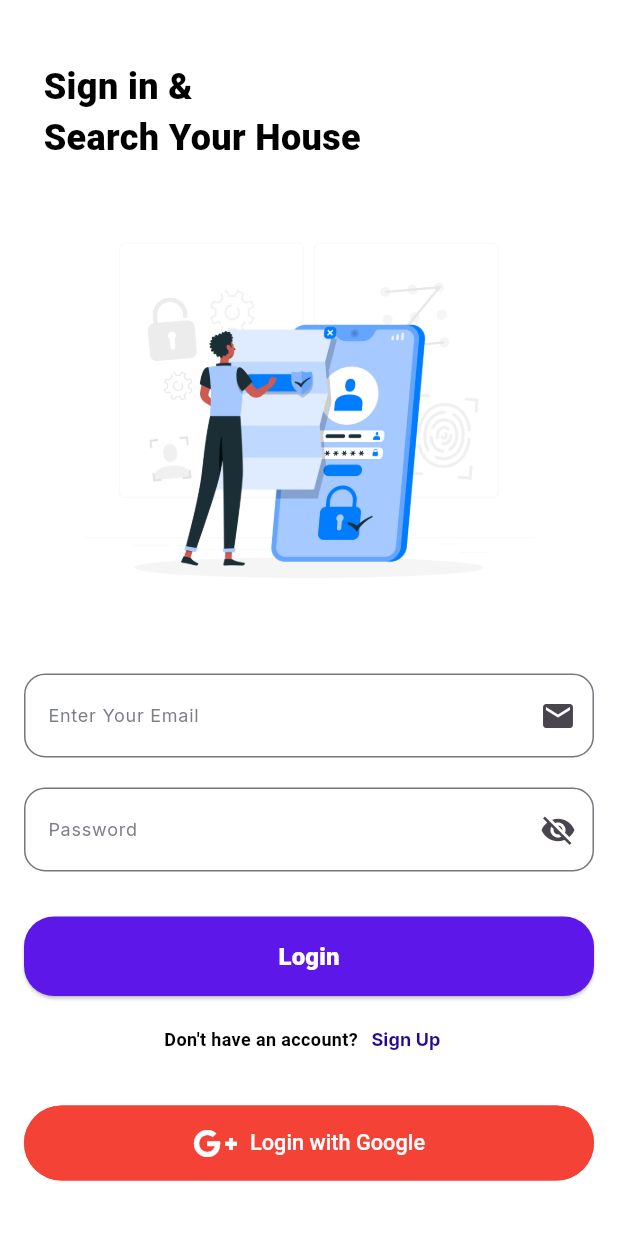
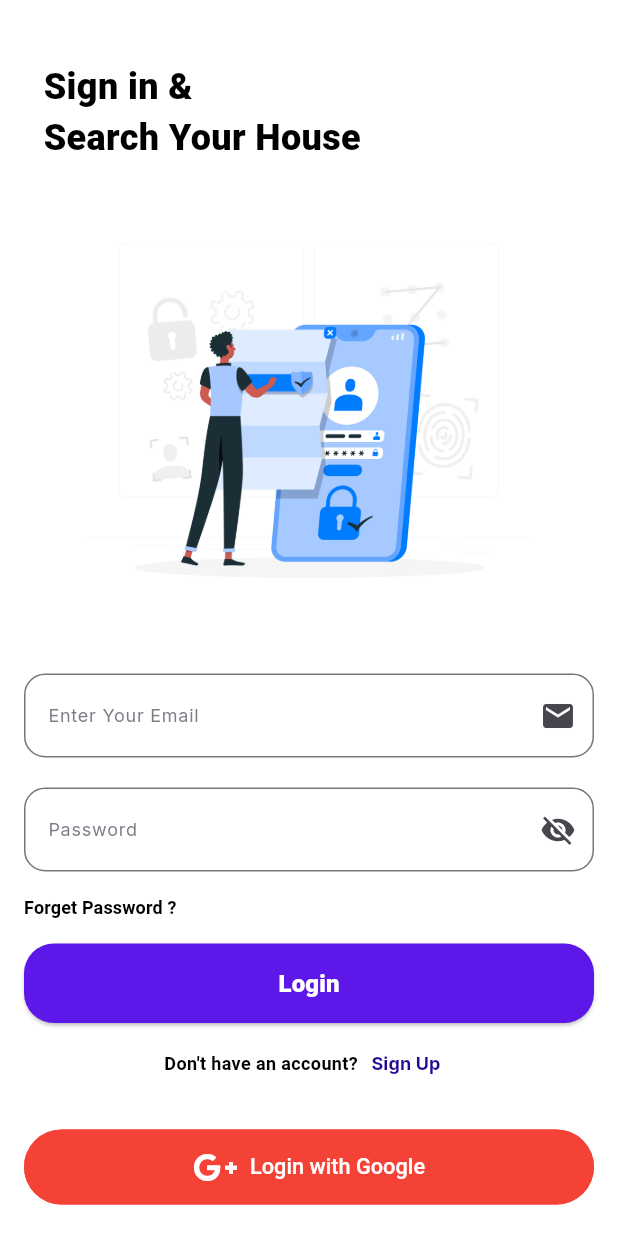
Before and after one commit to Mikoofficial404/project-house, a Flutter app: the LoginPage screen opened by its route, on a phone screen of 412 x 824 dp. Run offline on Flutter 3.47's test engine with Material 3 defaults, Android fonts, the light colour scheme and no system bars; drawn by our look-alikes of getwidget; our stand-ins replace another_carousel_pro, cloud_firestore, firebase_auth, firebase_core, flutter_map, flutter_svg and 6 more; missing offline and left inert: flutter_tawkto; accounts and stored records are empty; generated files the repository leaves out were written again; Roboto replaces fonts that are missing (SFPro).

Commit message:
add forget Password

```diff
--- a/lib/ui/pages/login_page.dart
+++ b/lib/ui/pages/login_page.dart
@@ -4,9 +4,10 @@ import 'package:font_awesome_flutter/font_awesome_flutter.dart';
 import 'package:getwidget/getwidget.dart';
 import 'package:project_house/shared/theme.dart';
 import 'package:project_house/mobile/auth_services.dart';
+import 'package:project_house/ui/pages/profile_page.dart';
 
 class LoginPage extends StatefulWidget {
-  const   LoginPage({super.key});
+  const LoginPage({super.key});
 
   @override
   State<LoginPage> createState() => _LoginPageState();
@@ -146,7 +147,32 @@ class _LoginPageState extends State<LoginPage> {
                 return null;
               },
             ),
-            const SizedBox(height: 30),
+            Row(
+              mainAxisAlignment: MainAxisAlignment.start,
+              children: [
+                ElevatedButton(
+                  style: ElevatedButton.styleFrom(
+                    elevation: 0,
+                    backgroundColor: Colors.transparent,
+                    shadowColor: Colors.transparent,
+                    padding: EdgeInsets.zero,
+                  ),
+                  onPressed: () {
+                    Navigator.push(
+                      context,
+                      MaterialPageRoute(builder: (context) => ProfilePage()),
+                    );
+                  },
+                  child: Text(
+                    'Forget Password ?',
+                    style: blackTextStyle.copyWith(
+                      fontSize: 12,
+                      fontWeight: bold,
+                    ),
+                  ),
+                ),
+              ],
+            ),
             ElevatedButton(
               onPressed: login,
               style: ElevatedButton.styleFrom(
@@ -166,7 +192,7 @@ class _LoginPageState extends State<LoginPage> {
                 ),
               ),
             ),
-            const SizedBox(height: 5),
+            const SizedBox(height: 3),
             Row(
               mainAxisAlignment: MainAxisAlignment.center,
               children: [
```
Also changed, not shown: lib/ui/pages/profile_page.dart (+0 -50 lines).
